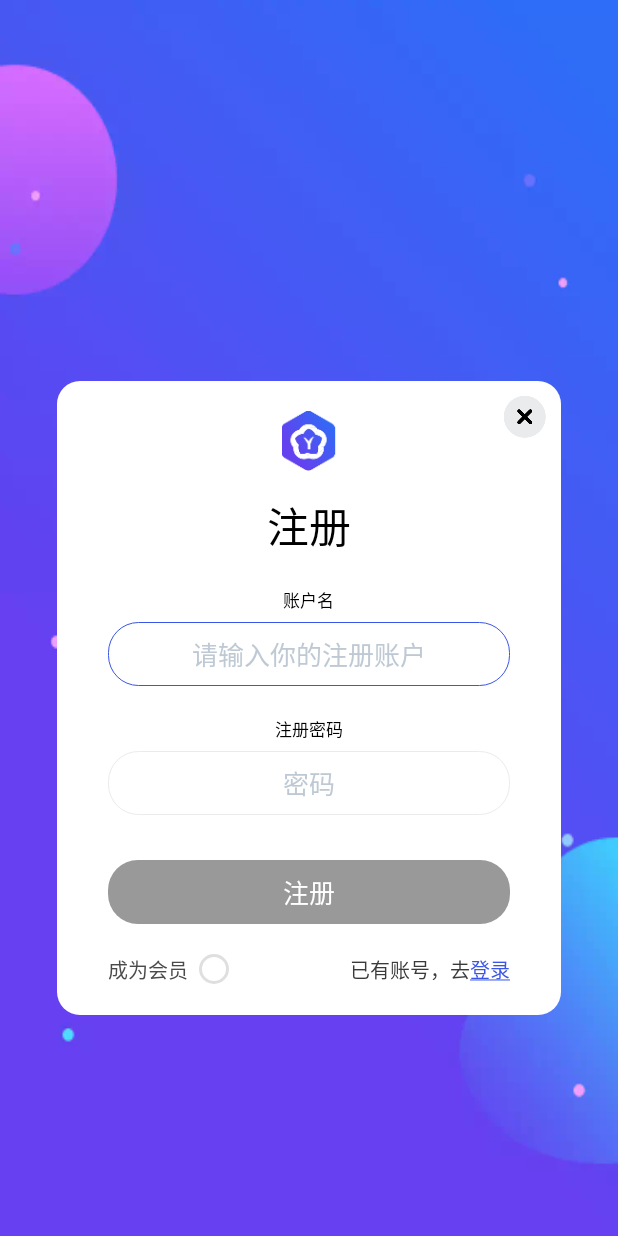
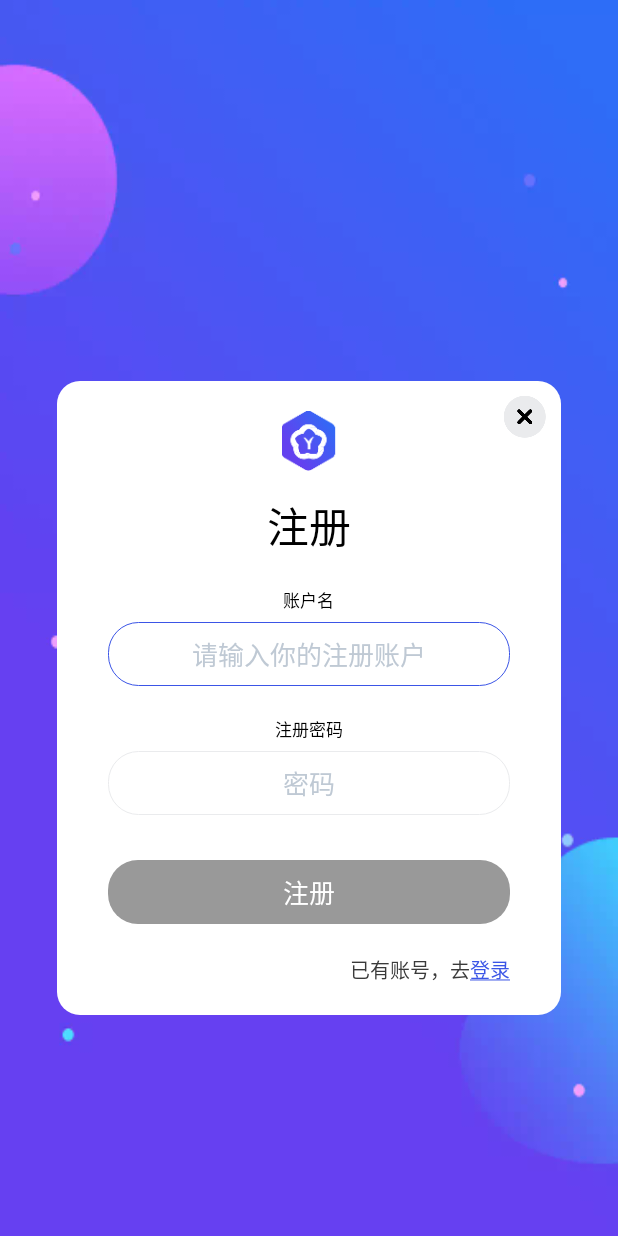
Before and after one commit to junge89221/yueke, an Android app: the RegisterActivity screen opened directly, with no data from a screen before it, on a phone screen of 412 x 824 dp. Run offline under Robolectric (Android 15) with nearby library versions, the phone set to English and light mode, and no system bars; libraries missing offline, so code that uses them is left out: com.gyf.barlibrary; 1 statement that could not run was skipped.

Commit message:
push bug

```diff
--- a/app/src/main/res/layout/activity_register.xml
+++ b/app/src/main/res/layout/activity_register.xml
@@ -150,6 +150,7 @@
             />
 
         <LinearLayout
+            android:visibility="gone"
             android:layout_gravity="center_vertical"
             android:gravity="center"
             android:orientation="horizontal"
```
Also changed, not shown: app/src/main/java/cn/bry/yueke/SplashActivity.java (+2 -5 lines).
